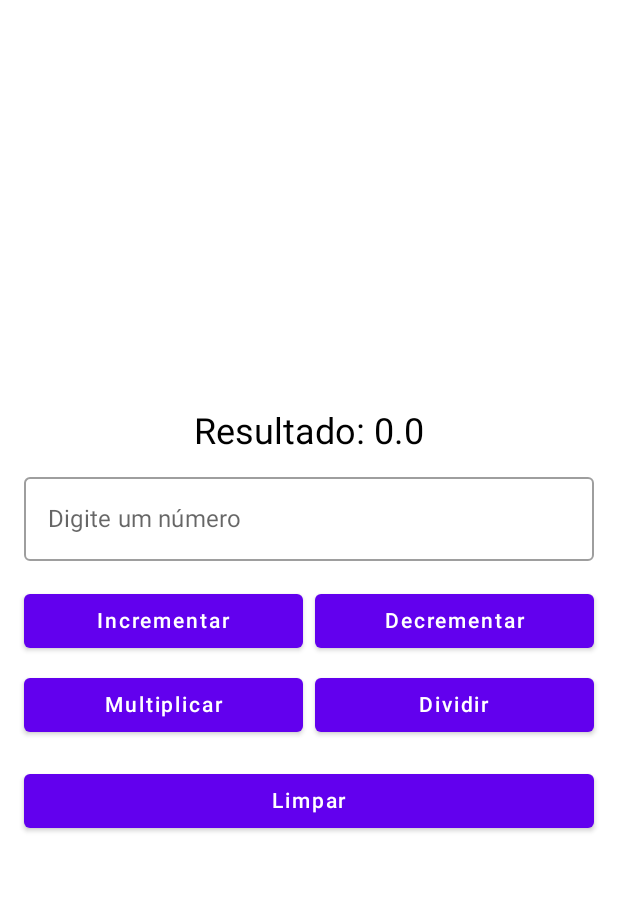
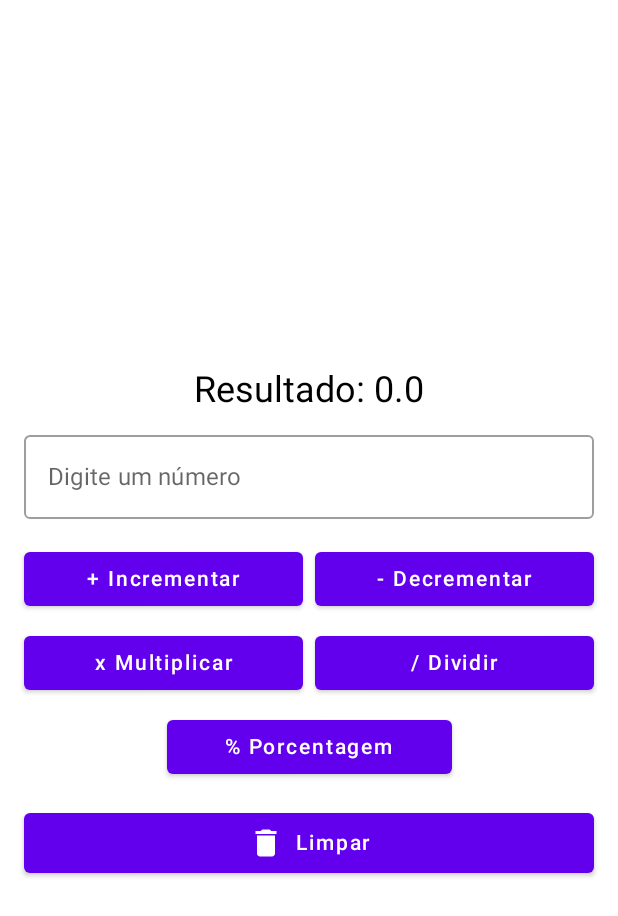
Before and after one commit to Gabriel-CR/desenvolvimento-mobile, an Android app built with Jetpack Compose: the screen it shows after launch (MainActivity), on a phone screen of 412 x 824 dp. Shown: the top 916 px of the screen. Run offline under Robolectric (Android 15) with nearby library versions, the phone set to English and light mode, and no system bars.

Commit message:
feat: adicionando icones e função de porcentagem

```diff
--- /dev/null
+++ b/AnimalApp/app/src/main/java/com/example/animalapp/Menu.kt
@@ -0,0 +1,4 @@
+package com.example.animalapp
+
+class Menu {
+}
--- a/CounterApp/app/src/main/java/com/example/counterapp/MainActivity.kt
+++ b/CounterApp/app/src/main/java/com/example/counterapp/MainActivity.kt
@@ -9,6 +9,8 @@ import androidx.compose.foundation.lazy.items
 import androidx.compose.foundation.text.KeyboardOptions
 //noinspection UsingMaterialAndMaterial3Libraries
 import androidx.compose.material.*
+import androidx.compose.material.icons.Icons
+import androidx.compose.material.icons.filled.Delete
 import androidx.compose.runtime.*
 import androidx.compose.ui.Alignment
 import androidx.compose.ui.Modifier
@@ -80,7 +82,7 @@ fun CounterApp() {
         },
         modifier = Modifier.weight(1f)
       ) {
-        Text("Incrementar")
+        Text("+ Incrementar")
       }
 
       Button(
@@ -91,7 +93,7 @@ fun CounterApp() {
         },
         modifier = Modifier.weight(1f)
       ) {
-        Text("Decrementar")
+        Text("- Decrementar")
       }
     }
 
@@ -109,7 +111,7 @@ fun CounterApp() {
         },
         modifier = Modifier.weight(1f)
       ) {
-        Text("Multiplicar")
+        Text("x Multiplicar")
       }
 
       Button(
@@ -123,7 +125,25 @@ fun CounterApp() {
         },
         modifier = Modifier.weight(1f)
       ) {
-        Text("Dividir")
+        Text("/ Dividir")
+      }
+    }
+
+    Row(
+      horizontalArrangement = Arrangement.spacedBy(8.dp),
+      modifier = Modifier
+        .fillMaxWidth(0.5f)
+        .padding(top = 8.dp)
+    ) {
+      Button(
+        onClick = {
+          result *= (input.toDoubleOrNull() ?: 0.0) / 100
+          input = ""
+          history = history + "Porcentagem $input -> Resultado: $result"
+        },
+        modifier = Modifier.weight(1f)
+      ) {
+        Text("% Porcentagem")
       }
     }
 
@@ -136,6 +156,11 @@ fun CounterApp() {
       },
       modifier = Modifier.fillMaxWidth()
     ) {
+      Icon(
+        imageVector = Icons.Default.Delete,
+        contentDescription = "Limpar"
+      )
+      Spacer(modifier = Modifier.width(8.dp))
       Text("Limpar")
     }
   }
```
Also changed, not shown: AnimalApp/app/src/main/res/drawable/cat.png (added), AnimalApp/app/src/main/res/drawable/dog.jpg (added), 4 other files.
